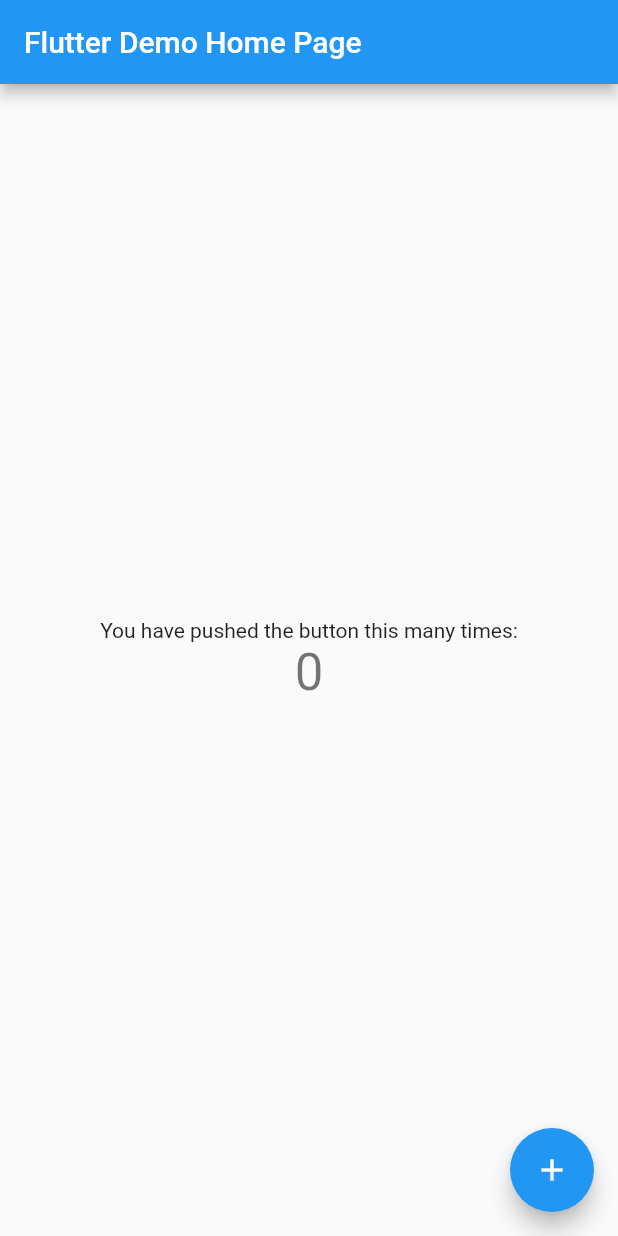
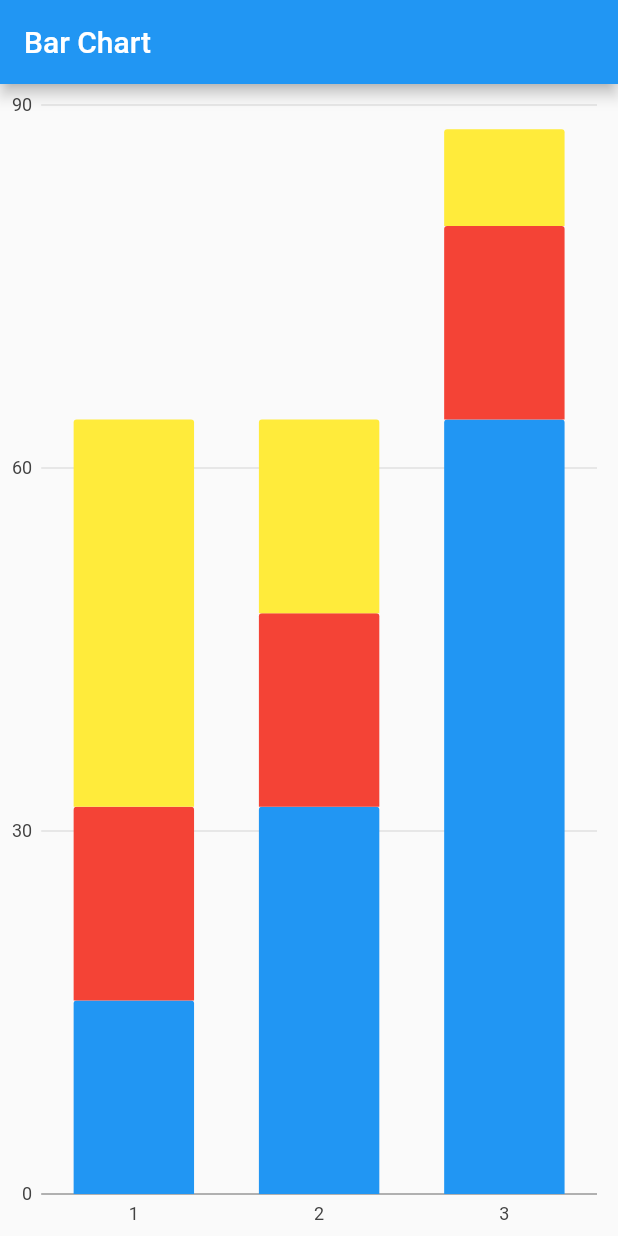
Before and after one commit to HazyFish/visualization-demo-flutter, a Flutter app: the screen it shows after launch, on a phone screen of 412 x 824 dp. Run offline on Flutter 3.47's test engine with Material 2 defaults, Android fonts, the phone set to English and light mode, and no system bars; our stand-ins replace charts_flutter.

Commit message:
Add a stacked bar chart

```diff
--- /dev/null
+++ b/lib/bar_chart_page.dart
@@ -0,0 +1,35 @@
+import 'dart:math';
+
+import 'package:flutter/material.dart';
+import 'package:charts_flutter/flutter.dart';
+
+class BarChartPage extends StatelessWidget {
+  final List<Series<Point<int>, String>> seriesList = [
+    Series(
+        id: 'A',
+        data: [Point(1, 16), Point(2, 32), Point(3, 64)],
+        domainFn: (point, _) => point.x.toString(),
+        measureFn: (point, _) => point.y),
+    Series(
+        id: 'B',
+        data: [Point(1, 16), Point(2, 16), Point(3, 16)],
+        domainFn: (point, _) => point.x.toString(),
+        measureFn: (point, _) => point.y),
+    Series(
+        id: 'C',
+        data: [Point(1, 32), Point(2, 16), Point(3, 8)],
+        domainFn: (point, _) => point.x.toString(),
+        measureFn: (point, _) => point.y),
+  ];
+
+  @override
+  Widget build(BuildContext context) {
+    return Scaffold(
+      appBar: AppBar(
+        title: Text('Bar Chart'),
+      ),
+      body: BarChart(seriesList,
+          animate: true, barGroupingType: BarGroupingType.stacked),
+    );
+  }
+}
--- a/lib/main.dart
+++ b/lib/main.dart
@@ -1,4 +1,5 @@
 import 'package:flutter/material.dart';
+import 'package:visualization_demo/bar_chart_page.dart';
 
 void main() {
   runApp(MyApp());
@@ -26,92 +27,7 @@ class MyApp extends StatelessWidget {
         // closer together (more dense) than on mobile platforms.
         visualDensity: VisualDensity.adaptivePlatformDensity,
       ),
-      home: MyHomePage(title: 'Flutter Demo Home Page'),
+      home: BarChartPage(),
     );
   }
 }
-
-class MyHomePage extends StatefulWidget {
-  MyHomePage({Key key, this.title}) : super(key: key);
-
-  // This widget is the home page of your application. It is stateful, meaning
-  // that it has a State object (defined below) that contains fields that affect
-  // how it looks.
-
-  // This class is the configuration for the state. It holds the values (in this
-  // case the title) provided by the parent (in this case the App widget) and
-  // used by the build method of the State. Fields in a Widget subclass are
-  // always marked "final".
-
-  final String title;
-
-  @override
-  _MyHomePageState createState() => _MyHomePageState();
-}
-
-class _MyHomePageState extends State<MyHomePage> {
-  int _counter = 0;
-
-  void _incrementCounter() {
-    setState(() {
-      // This call to setState tells the Flutter framework that something has
-      // changed in this State, which causes it to rerun the build method below
-      // so that the display can reflect the updated values. If we changed
-      // _counter without calling setState(), then the build method would not be
-      // called again, and so nothing would appear to happen.
-      _counter++;
-    });
-  }
-
-  @override
-  Widget build(BuildContext context) {
-    // This method is rerun every time setState is called, for instance as done
-    // by the _incrementCounter method above.
-    //
-    // The Flutter framework has been optimized to make rerunning build methods
-    // fast, so that you can just rebuild anything that needs updating rather
-    // than having to individually change instances of widgets.
-    return Scaffold(
-      appBar: AppBar(
-        // Here we take the value from the MyHomePage object that was created by
-        // the App.build method, and use it to set our appbar title.
-        title: Text(widget.title),
-      ),
-      body: Center(
-        // Center is a layout widget. It takes a single child and positions it
-        // in the middle of the parent.
-        child: Column(
-          // Column is also a layout widget. It takes a list of children and
-          // arranges them vertically. By default, it sizes itself to fit its
-          // children horizontally, and tries to be as tall as its parent.
-          //
-          // Invoke "debug painting" (press "p" in the console, choose the
-          // "Toggle Debug Paint" action from the Flutter Inspector in Android
-          // Studio, or the "Toggle Debug Paint" command in Visual Studio Code)
-          // to see the wireframe for each widget.
-          //
-          // Column has various properties to control how it sizes itself and
-          // how it positions its children. Here we use mainAxisAlignment to
-          // center the children vertically; the main axis here is the vertical
-          // axis because Columns are vertical (the cross axis would be
-          // horizontal).
-          mainAxisAlignment: MainAxisAlignment.center,
-          children: <Widget>[
-            Text(
-              'You have pushed the button this many times:',
-            ),
-            Text(
-              '$_counter',
-              style: Theme.of(context).textTheme.headline4,
-            ),
-          ],
-        ),
-      ),
-      floatingActionButton: FloatingActionButton(
-        onPressed: _incrementCounter,
-        tooltip: 'Increment',
-        child: Icon(Icons.add),
-      ), // This trailing comma makes auto-formatting nicer for build methods.
-    );
-  }
-}
--- a/pubspec.yaml
+++ b/pubspec.yaml
@@ -28,6 +28,8 @@ dependencies:
   # The following adds the Cupertino Icons font to your application.
   # Use with the CupertinoIcons class for iOS style icons.
   cupertino_icons: ^1.0.0
+
+  charts_flutter: ^0.9.0
 
 dev_dependencies:
   flutter_test:
```
Also changed, not shown: pubspec.lock, 1 other file.
